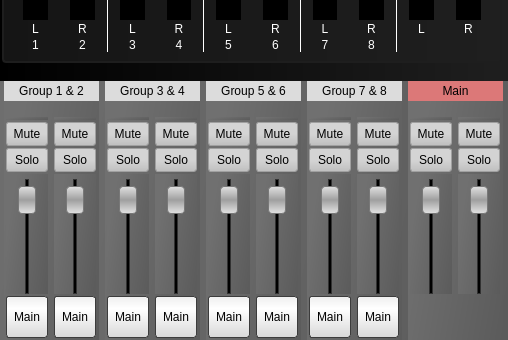
This is mx2482/mainmixerwidget.ui in jacob3141/mx2482 as Qt 5 draws it before an edit; both pictures show x 0 to 508 and y 669 to 1009 of the 508 by 1009 pixel window. The edited form follows.
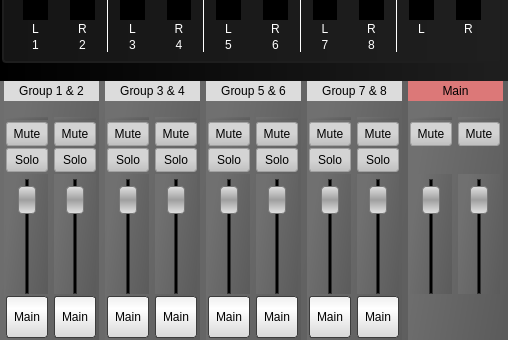
This is the edited form. Icons and pictures are not drawn.

Commit message: Updated to Qt5, added load/save state and borders.

Patch:
```diff
--- a/mx2482/mainmixerwidget.ui
+++ b/mx2482/mainmixerwidget.ui
@@ -2997,7 +2997,7 @@
              </widget>
             </item>
             <item>
-             <widget class="QPushButton" name="main1SoloPushButton">
+             <widget class="QLabel" name="label_28">
               <property name="minimumSize">
                <size>
                 <width>42</width>
@@ -3011,19 +3011,10 @@
                </size>
               </property>
               <property name="styleSheet">
-               <string notr="true">QPushButton:checked {
-	background-color: qlineargradient(spread:reflect, x1:1, y1:1, x2:1, y2:0.295455, stop:0 rgba(216, 156, 156, 255), stop:1 rgba(255, 195, 195, 255));
-border: 1px solid rgb(60, 60, 60);
-}</string>
+               <string notr="true">background-color: rgba(0, 0, 0, 0.0);</string>
               </property>
               <property name="text">
-               <string>Solo</string>
-              </property>
-              <property name="checkable">
-               <bool>true</bool>
-              </property>
-              <property name="checked">
-               <bool>false</bool>
+               <string/>
               </property>
              </widget>
             </item>
@@ -3170,7 +3161,7 @@
              </widget>
             </item>
             <item>
-             <widget class="QPushButton" name="main2SoloPushButton">
+             <widget class="QLabel" name="label_33">
               <property name="minimumSize">
                <size>
                 <width>42</width>
@@ -3184,19 +3175,10 @@
                </size>
               </property>
               <property name="styleSheet">
-               <string notr="true">QPushButton:checked {
-	background-color: qlineargradient(spread:reflect, x1:1, y1:1, x2:1, y2:0.295455, stop:0 rgba(216, 156, 156, 255), stop:1 rgba(255, 195, 195, 255));
-border: 1px solid rgb(60, 60, 60);
-}</string>
+               <string notr="true">background-color: rgba(0, 0, 0, 0.0);</string>
               </property>
               <property name="text">
-               <string>Solo</string>
-              </property>
-              <property name="checkable">
-               <bool>true</bool>
-              </property>
-              <property name="checked">
-               <bool>false</bool>
+               <string/>
               </property>
              </widget>
             </item>
```
The commit also changes 9 other files.
